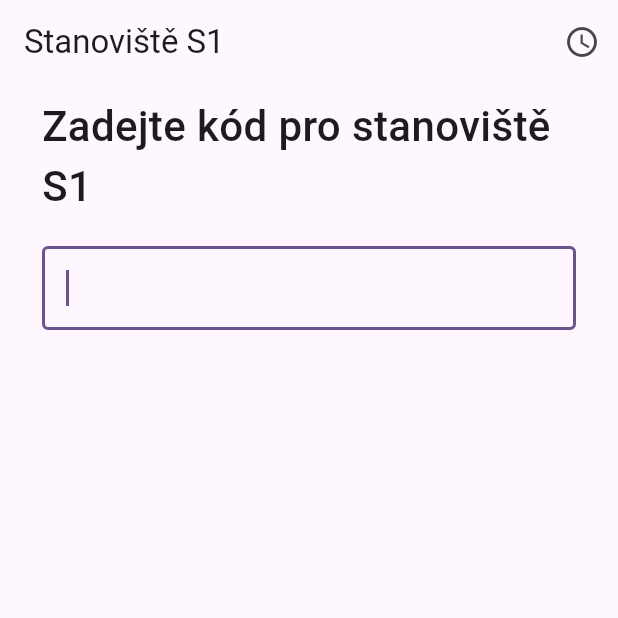
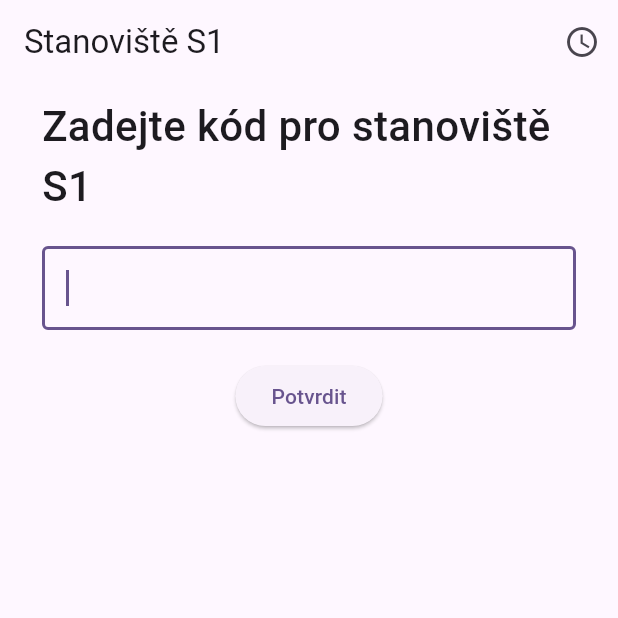
Before and after one commit to RiMiDo420/sifrovacka_hra, a Flutter app: the screen it shows after launch, on a phone screen of 412 x 824 dp, the top half of it. Run offline on Flutter 3.47's test engine with Material 3 defaults, Android fonts, the phone set to English and light mode, and no system bars.

Commit message:
Added useless confirm button

```diff
--- a/lib/view/labyrint_cipher_screen.dart
+++ b/lib/view/labyrint_cipher_screen.dart
@@ -67,7 +67,8 @@ class _CipherScreenState extends State<CipherScreen> {
                 selection: _controller.value.selection,
               );
             },
-          )
+          ),
+        ElevatedButton.icon(onPressed: () {}, label: Text("Potvrdit")),
         ],
       ),
     );
--- a/lib/view/labyrint_lock_screen.dart
+++ b/lib/view/labyrint_lock_screen.dart
@@ -53,7 +53,8 @@ class _LockScreenState extends State<LockScreen> {
                 selection: _controller.value.selection,
               );
             },
-          )
+          ),
+          ElevatedButton.icon(onPressed: () {}, label: Text("Potvrdit")),
         ],
       ),
     );
```
Also changed, not shown: 1 other file.
